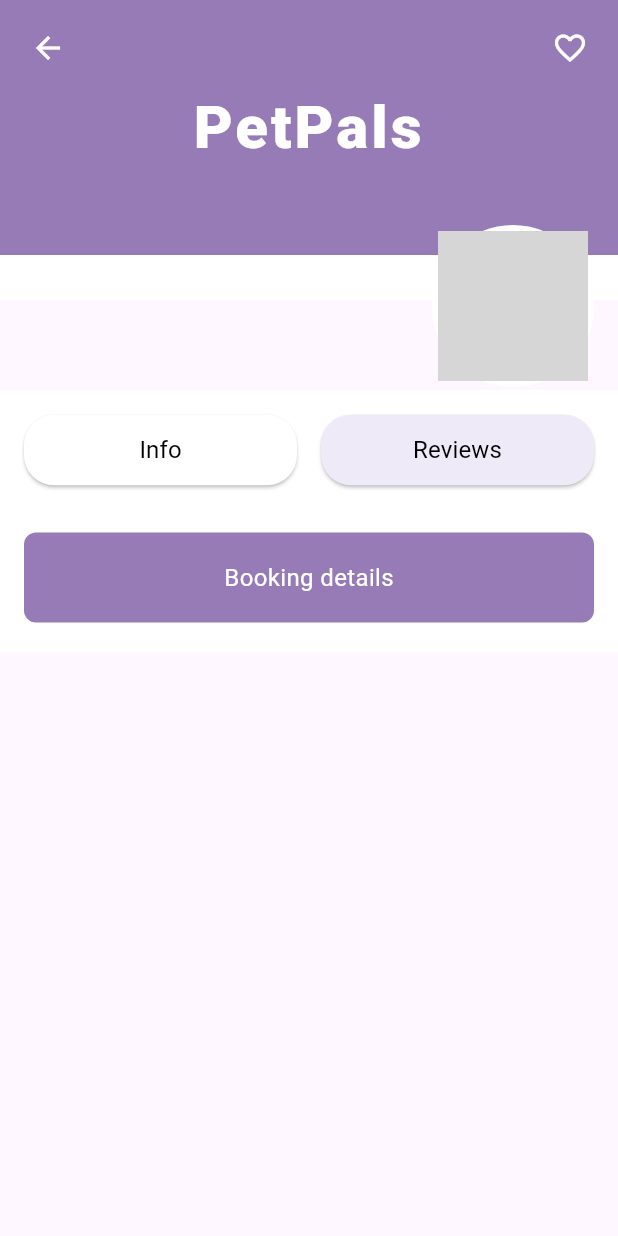
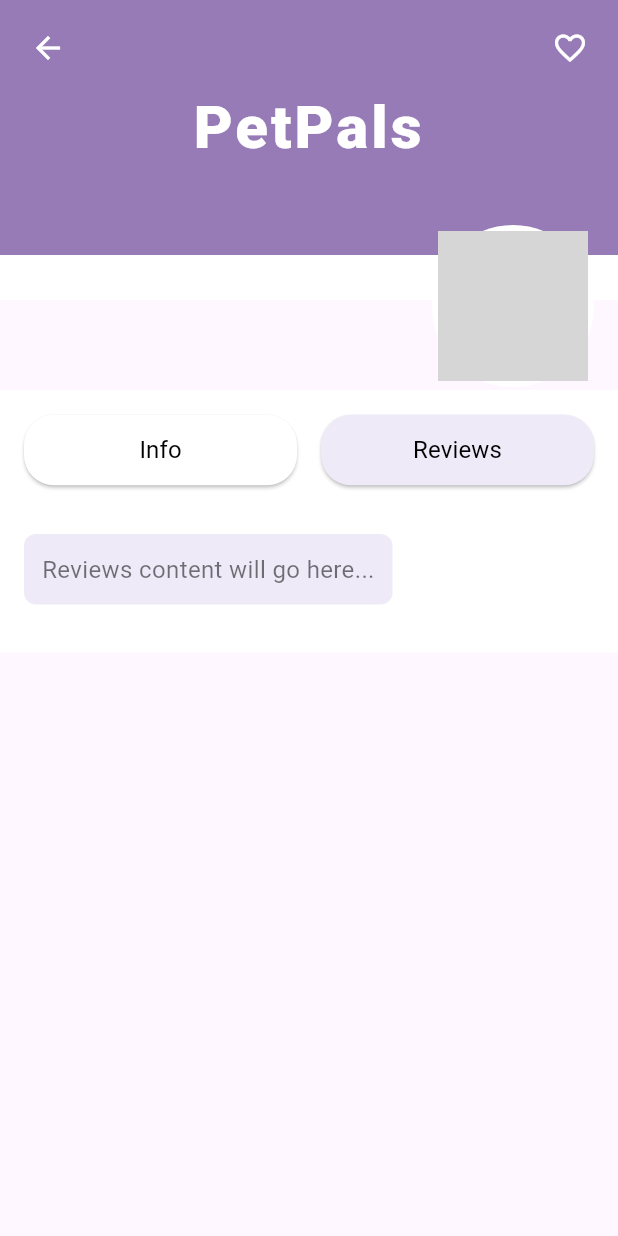
Before and after one commit to ferideberisha/PetPals, a Flutter app: the UserDetailPage screen opened directly with empty values, after a tap on "Reviews", on a phone screen of 412 x 824 dp. Run offline on Flutter 3.47's test engine with Material 3 defaults, Android fonts, the phone set to English and light mode, and no system bars; our stand-ins replace cloud_firestore, firebase_auth, firebase_core, flutter_datetime_picker_plus, google_fonts, google_sign_in and 2 more; accounts and stored records are empty; grey boxes are pictures that could not be loaded.

Commit message:
Updated UserDetailPage and added BookingDetailsPage
- Added reusable service widget
- Implemented frontend for Booking Details Page

```diff
--- a/lib/pages/home/search/user_detail_page.dart
+++ b/lib/pages/home/search/user_detail_page.dart
@@ -3,9 +3,12 @@ import 'dart:io';
 import 'package:cloud_firestore/cloud_firestore.dart';
 import 'package:flutter/material.dart';
 import 'package:petpals/components/my_button.dart';
+import 'package:petpals/components/service.dart';
 import 'package:petpals/controllers/aboutme_controller.dart';
 import 'package:petpals/controllers/price_controller.dart';
+import 'package:petpals/models/priceModel.dart';
 import 'package:petpals/models/userModel.dart';
+import 'package:petpals/pages/home/booking/booking_details_page.dart';
 import 'package:table_calendar/table_calendar.dart';
 
 class UserDetailPage extends StatefulWidget {
@@ -18,10 +21,9 @@ class UserDetailPage extends StatefulWidget {
 }
 
 class _UserDetailPageState extends State<UserDetailPage> {
-  double? _walkingPrice;
   late final PriceController _priceController;
   late Future<void> _fetchPricesFuture;
-
+  Prices? _prices; // Add this field
   DateTime _selectedDate = DateTime.now();
 
   AboutMeController? _aboutMeController;
@@ -34,6 +36,7 @@ class _UserDetailPageState extends State<UserDetailPage> {
   List<String>? _selectedPetNumbers;
   List<String>? _selectedSkills;
   String? _profilePictureUrl;
+
 
   @override
   void initState() {
@@ -54,17 +57,29 @@ class _UserDetailPageState extends State<UserDetailPage> {
 Future<void> _fetchPrices() async {
   try {
     final priceIds = await _fetchPriceIds();
+    print('Price IDs: $priceIds'); // Debug print
     if (priceIds.isNotEmpty) {
       final priceId = priceIds.first;
       final prices = await _priceController.getPrices(widget.user.uid, widget.user.role, priceId);
+      print('Fetched Prices: $prices'); // Debug print
       setState(() {
-          _walkingPrice = prices?.walkingPrice;
+        _prices = Prices(
+          dayCareEnabled: prices?.dayCareEnabled ?? false,
+          houseSittingEnabled: prices?.houseSittingEnabled ?? false,
+          walkingEnabled: prices?.walkingEnabled ?? false,
+          dayCarePrice: prices?.dayCarePrice,
+          houseSittingPrice: prices?.houseSittingPrice,
+          walkingPrice: prices?.walkingPrice,
+        );
       });
+    } else {
+      print('No price IDs found.'); // Debug print
     }
   } catch (e) {
     print('Error fetching prices: $e');
   }
 }
+
 
   Future<List<String>> _fetchPriceIds() async {
     try {
@@ -313,56 +328,22 @@ Widget build(BuildContext context) {
                               Column(
                                 crossAxisAlignment: CrossAxisAlignment.start,
                                 children: [
-                                  // Services Section
-                                  Container(
-                                    padding: const EdgeInsets.all(20.0),
-                                    decoration: BoxDecoration(
-                                      borderRadius: BorderRadius.circular(15.0),
-                                      color: Colors.grey.shade100,
-                                    ),
-                                    child: Row(
+  Visibility(
+  visible: _selectedButton == 'info',
+  child: Column(
+    crossAxisAlignment: CrossAxisAlignment.start,
     children: [
-                                        const Icon(
-                                          Icons.directions_walk,
-                                          color: Colors.green,
-                                          size: 28.0,
-                                        ),
-                                        const SizedBox(width: 12.0),
-                                        Expanded(
-                                          child: Row(
-                                            mainAxisAlignment: MainAxisAlignment.spaceBetween,
-                                            children: [
-                                              const Text(
-                                                'Walking',
-                                                style: TextStyle(
-                                                  fontSize: 18,
-                                                  fontWeight: FontWeight.normal,
-                                                  color: Colors.black,
-                                                ),
-                                              ),
-                                              Column(
-                                                crossAxisAlignment: CrossAxisAlignment.end,
-                                                children: [
-                                                  Text(
-                                                    '${_walkingPrice?.toStringAsFixed(0)} EUR',
-                                                    style: const TextStyle(
-                                                      fontSize: 18,
-                                                      fontWeight: FontWeight.bold,
-                                                      color: Colors.black,
-                                                    ),
-                                                  ),
-                                                  const Text(
-                                                    'per hour',
-                                                    style: TextStyle(
-                                                      fontSize: 14,
-                                                      color: Colors.black45,
-                                                    ),
-                                                  ),
-                                                ],
-                                              ),
-                                            ],
-                                          ),
-                                        ),
+      // Pass all prices to the ServiceSection
+      if (_prices != null) // Ensure _prices is not null
+        ServiceSection(
+          dayCarePrice: _prices!.dayCarePrice,
+          houseSittingPrice: _prices!.houseSittingPrice,
+          walkingPrice: _prices!.walkingPrice,
+        )
+      else
+        Center(child: Text('Prices not available.')), // Handle the case where prices are not available
+
+      // Other widgets
     ],
   ),
 ),
@@ -374,7 +355,7 @@ Widget build(BuildContext context) {
                                   Container(
                                     decoration: BoxDecoration(
                                       borderRadius: BorderRadius.circular(15.0),
-                                      color: Colors.grey.shade100,
+                                      color: Color(0x0D967BB6),
                                     ),
                                     child: TableCalendar(
                                       focusedDay: _selectedDate,
@@ -397,7 +378,7 @@ Widget build(BuildContext context) {
                                   padding: const EdgeInsets.all(12.0),
                                   decoration: BoxDecoration(
                                     borderRadius: BorderRadius.circular(15.0),
-                                    color: Colors.grey.shade100,
+                                    color: Color(0x0D967BB6),
                                   ),
                                   child: Column(
                                     crossAxisAlignment: CrossAxisAlignment.start,
@@ -489,15 +470,30 @@ Widget build(BuildContext context) {
               ),
             ),
 
-            Positioned(
-              bottom: 20,
-              left: 0,
-              right: 0,
+              Visibility(
+              visible: _selectedButton == 'info',
+              child: Positioned(
+                bottom: 16,
+                left: 16,
+                right: 16,
   child: Container(
     padding: const EdgeInsets.symmetric(horizontal: 16.0),
     child: MyButton(
       onTap: () {
-                    // Handle button action here
+        if (_prices != null) {
+Navigator.push(
+  context,
+  MaterialPageRoute(
+    builder: (context) => BookingDetailsPage(
+      prices: _prices!, userId: widget.user.uid, role: widget.user.role,
+    ),
+  ),
+);
+
+} else {
+  print('Prices are null, cannot navigate to BookingDetailsPage.'); // Debug print
+}
+
       },
       text: 'Booking details',
       color: const Color(0xFF967BB6),
@@ -508,7 +504,8 @@ Widget build(BuildContext context) {
     ),
   ),
 ),
-          ],
+
+          ),  ],
         );
       },
     ),
```
Also changed, not shown: lib/components/service.dart (added, +91 -0 lines), lib/controllers/pet_controller.dart (+18 -0 lines), lib/controllers/price_controller.dart (+41 -0 lines), lib/pages/home/booking/booking_details_page.dart (added, +346 -0 lines). Lines whose indentation alone changed are shown as unchanged.
